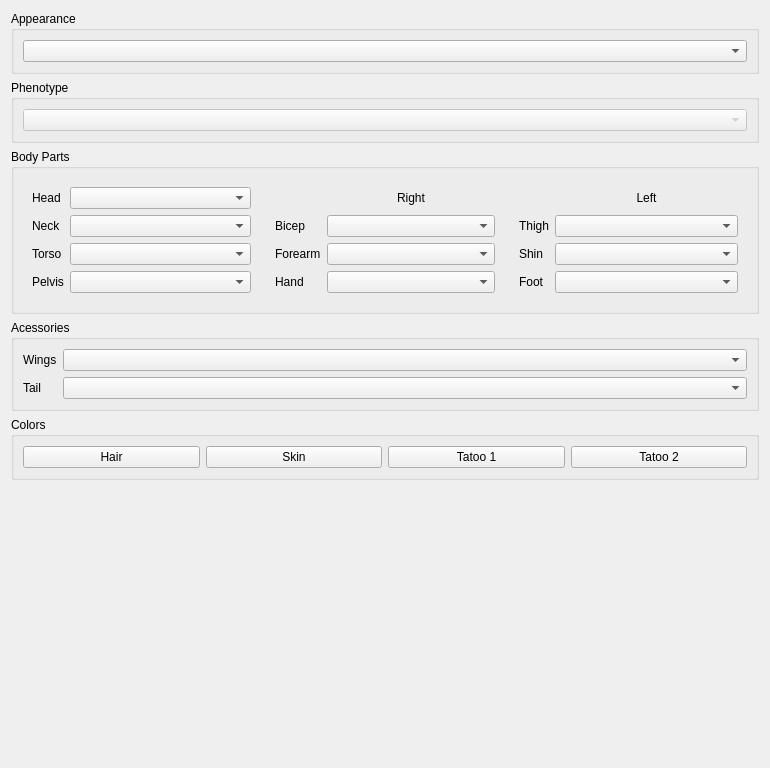
Qt form src/widgets/CreatureView/creatureappearanceview.ui (jd28/arclight) before a commit.
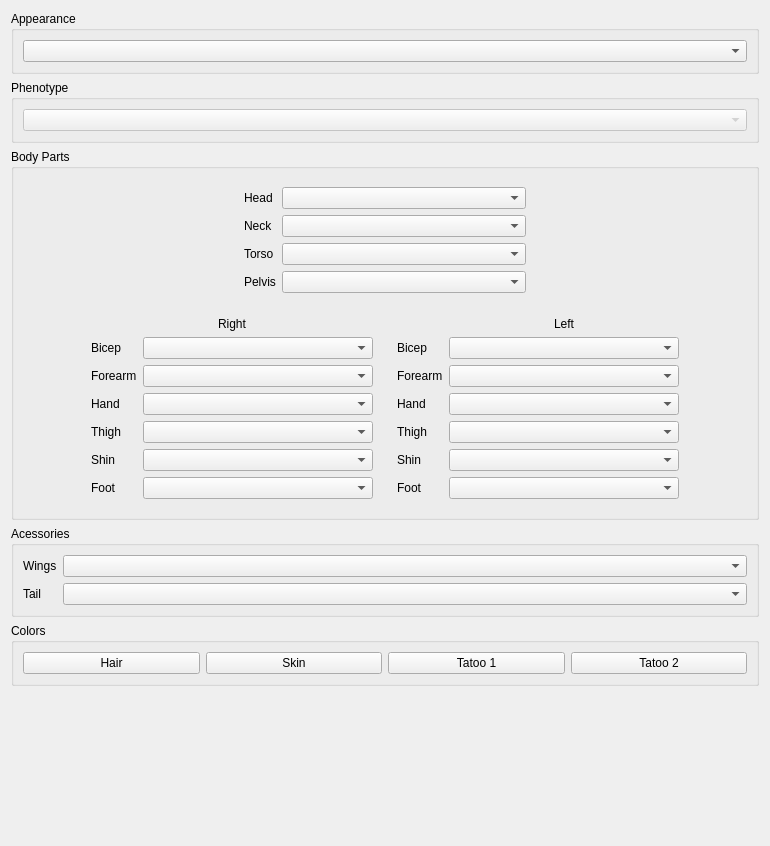
The same form after that commit. Icons and pictures are not drawn.

Commit message: [creatureview] add: all body part slots

Diff of the .ui file:
```diff
--- a/src/widgets/CreatureView/creatureappearanceview.ui
+++ b/src/widgets/CreatureView/creatureappearanceview.ui
@@ -7,7 +7,7 @@
     <x>0</x>
     <y>0</y>
     <width>770</width>
-    <height>768</height>
+    <height>846</height>
    </rect>
   </property>
   <property name="windowTitle">
@@ -47,15 +47,56 @@
      <property name="title">
       <string>Body Parts</string>
      </property>
-     <layout class="QHBoxLayout" name="horizontalLayout_2">
+     <layout class="QVBoxLayout" name="verticalLayout_2">
+      <item>
+       <widget class="QWidget" name="widget_4" native="true">
+        <layout class="QHBoxLayout" name="horizontalLayout_5">
+         <property name="leftMargin">
+          <number>0</number>
+         </property>
+         <property name="topMargin">
+          <number>0</number>
+         </property>
+         <property name="rightMargin">
+          <number>0</number>
+         </property>
+         <property name="bottomMargin">
+          <number>0</number>
+         </property>
+         <item>
+          <spacer name="horizontalSpacer">
+           <property name="orientation">
+            <enum>Qt::Orientation::Horizontal</enum>
+           </property>
+           <property name="sizeHint" stdset="0">
+            <size>
+             <width>40</width>
+             <height>20</height>
+            </size>
+           </property>
+          </spacer>
+         </item>
       <item>
        <widget class="QWidget" name="widget" native="true">
+           <property name="minimumSize">
+            <size>
+             <width>300</width>
+             <height>0</height>
+            </size>
+           </property>
         <layout class="QGridLayout" name="gridLayout_2">
          <item row="1" column="1">
           <widget class="QComboBox" name="comboBox_4"/>
          </item>
          <item row="0" column="1">
-          <widget class="QComboBox" name="comboBox_2"/>
+             <widget class="QComboBox" name="comboBox_2">
+              <property name="minimumSize">
+               <size>
+                <width>100</width>
+                <height>0</height>
+               </size>
+              </property>
+             </widget>
          </item>
          <item row="3" column="0">
           <widget class="QLabel" name="label_6">
@@ -101,29 +142,76 @@
        </widget>
       </item>
       <item>
+          <spacer name="horizontalSpacer_2">
+           <property name="orientation">
+            <enum>Qt::Orientation::Horizontal</enum>
+           </property>
+           <property name="sizeHint" stdset="0">
+            <size>
+             <width>40</width>
+             <height>20</height>
+            </size>
+           </property>
+          </spacer>
+         </item>
+        </layout>
+       </widget>
+      </item>
+      <item>
+       <widget class="QWidget" name="widget_5" native="true">
+        <layout class="QHBoxLayout" name="horizontalLayout_6">
+         <property name="leftMargin">
+          <number>0</number>
+         </property>
+         <property name="topMargin">
+          <number>0</number>
+         </property>
+         <property name="rightMargin">
+          <number>0</number>
+         </property>
+         <property name="bottomMargin">
+          <number>0</number>
+         </property>
+         <item>
+          <spacer name="horizontalSpacer_3">
+           <property name="orientation">
+            <enum>Qt::Orientation::Horizontal</enum>
+           </property>
+           <property name="sizeHint" stdset="0">
+            <size>
+             <width>40</width>
+             <height>20</height>
+            </size>
+           </property>
+          </spacer>
+         </item>
+         <item>
        <widget class="QWidget" name="widget_2" native="true">
+           <property name="minimumSize">
+            <size>
+             <width>300</width>
+             <height>0</height>
+            </size>
+           </property>
         <layout class="QGridLayout" name="gridLayout_3">
-         <item row="2" column="0">
-          <widget class="QLabel" name="label_7">
-           <property name="text">
-            <string>Forearm</string>
-           </property>
-          </widget>
-         </item>
-         <item row="3" column="0">
+            <item row="4" column="0">
           <widget class="QLabel" name="label_10">
            <property name="text">
             <string>Hand</string>
            </property>
           </widget>
          </item>
-         <item row="1" column="1">
-          <widget class="QComboBox" name="comboBox_8"/>
-         </item>
-         <item row="2" column="1">
-          <widget class="QComboBox" name="comboBox_9"/>
-         </item>
-         <item row="1" column="0">
+            <item row="5" column="1" colspan="2">
+             <widget class="QComboBox" name="comboBox_15"/>
+            </item>
+            <item row="6" column="0">
+             <widget class="QLabel" name="label_17">
+              <property name="text">
+               <string>Shin</string>
+              </property>
+             </widget>
+            </item>
+            <item row="2" column="0">
           <widget class="QLabel" name="label_8">
            <property name="sizePolicy">
             <sizepolicy hsizetype="Fixed" vsizetype="Preferred">
@@ -136,10 +224,49 @@
            </property>
           </widget>
          </item>
-         <item row="3" column="1">
+            <item row="6" column="1" colspan="2">
+             <widget class="QComboBox" name="comboBox_16"/>
+            </item>
+            <item row="4" column="1" colspan="2">
           <widget class="QComboBox" name="comboBox_10"/>
          </item>
-         <item row="0" column="1">
+            <item row="7" column="1" colspan="2">
+             <widget class="QComboBox" name="comboBox_17"/>
+            </item>
+            <item row="7" column="0">
+             <widget class="QLabel" name="label_16">
+              <property name="text">
+               <string>Foot</string>
+              </property>
+             </widget>
+            </item>
+            <item row="3" column="1" colspan="2">
+             <widget class="QComboBox" name="comboBox_9"/>
+            </item>
+            <item row="5" column="0">
+             <widget class="QLabel" name="label_15">
+              <property name="sizePolicy">
+               <sizepolicy hsizetype="Fixed" vsizetype="Preferred">
+                <horstretch>0</horstretch>
+                <verstretch>0</verstretch>
+               </sizepolicy>
+              </property>
+              <property name="text">
+               <string>Thigh</string>
+              </property>
+             </widget>
+            </item>
+            <item row="2" column="1" colspan="2">
+             <widget class="QComboBox" name="comboBox_8"/>
+            </item>
+            <item row="3" column="0">
+             <widget class="QLabel" name="label_7">
+              <property name="text">
+               <string>Forearm</string>
+              </property>
+             </widget>
+            </item>
+            <item row="0" column="0" colspan="3">
           <widget class="QLabel" name="label_9">
            <property name="text">
             <string>Right</string>
@@ -154,10 +281,13 @@
       </item>
       <item>
        <widget class="QWidget" name="widget_3" native="true">
+           <property name="minimumSize">
+            <size>
+             <width>300</width>
+             <height>0</height>
+            </size>
+           </property>
         <layout class="QGridLayout" name="gridLayout_4">
-         <item row="3" column="1">
-          <widget class="QComboBox" name="comboBox_14"/>
-         </item>
          <item row="0" column="1">
           <widget class="QLabel" name="label_13">
            <property name="text">
@@ -168,38 +298,93 @@
            </property>
           </widget>
          </item>
-         <item row="3" column="0">
+            <item row="1" column="0">
+             <widget class="QLabel" name="label_11">
+              <property name="sizePolicy">
+               <sizepolicy hsizetype="Fixed" vsizetype="Preferred">
+                <horstretch>0</horstretch>
+                <verstretch>0</verstretch>
+               </sizepolicy>
+              </property>
+              <property name="text">
+               <string>Bicep</string>
+              </property>
+             </widget>
+            </item>
+            <item row="1" column="1">
+             <widget class="QComboBox" name="comboBox_12"/>
+            </item>
+            <item row="2" column="0">
           <widget class="QLabel" name="label_14">
            <property name="text">
-            <string>Foot</string>
+               <string>Forearm</string>
            </property>
           </widget>
          </item>
-         <item row="1" column="0">
+            <item row="2" column="1">
+             <widget class="QComboBox" name="comboBox_11"/>
+            </item>
+            <item row="3" column="0">
           <widget class="QLabel" name="label_12">
-           <property name="sizePolicy">
-            <sizepolicy hsizetype="Fixed" vsizetype="Preferred">
-             <horstretch>0</horstretch>
-             <verstretch>0</verstretch>
-            </sizepolicy>
-           </property>
            <property name="text">
-            <string>Thigh</string>
+               <string>Hand</string>
            </property>
           </widget>
          </item>
-         <item row="1" column="1">
-          <widget class="QComboBox" name="comboBox_12"/>
-         </item>
-         <item row="2" column="0">
-          <widget class="QLabel" name="label_11">
-           <property name="text">
-            <string>Shin</string>
-           </property>
-          </widget>
-         </item>
-         <item row="2" column="1">
+            <item row="3" column="1">
           <widget class="QComboBox" name="comboBox_13"/>
+            </item>
+            <item row="4" column="0">
+             <widget class="QLabel" name="label_18">
+              <property name="sizePolicy">
+               <sizepolicy hsizetype="Fixed" vsizetype="Preferred">
+                <horstretch>0</horstretch>
+                <verstretch>0</verstretch>
+               </sizepolicy>
+              </property>
+              <property name="text">
+               <string>Thigh</string>
+              </property>
+             </widget>
+            </item>
+            <item row="4" column="1">
+             <widget class="QComboBox" name="comboBox_20"/>
+            </item>
+            <item row="5" column="0">
+             <widget class="QLabel" name="label_19">
+              <property name="text">
+               <string>Shin</string>
+              </property>
+             </widget>
+            </item>
+            <item row="5" column="1">
+             <widget class="QComboBox" name="comboBox_19"/>
+            </item>
+            <item row="6" column="0">
+             <widget class="QLabel" name="label_20">
+              <property name="text">
+               <string>Foot</string>
+              </property>
+             </widget>
+            </item>
+            <item row="6" column="1">
+             <widget class="QComboBox" name="comboBox_18"/>
+            </item>
+           </layout>
+          </widget>
+         </item>
+         <item>
+          <spacer name="horizontalSpacer_4">
+           <property name="orientation">
+            <enum>Qt::Orientation::Horizontal</enum>
+           </property>
+           <property name="sizeHint" stdset="0">
+            <size>
+             <width>40</width>
+             <height>20</height>
+            </size>
+           </property>
+          </spacer>
          </item>
         </layout>
        </widget>
```
Lines whose indentation alone changed are shown as unchanged.
